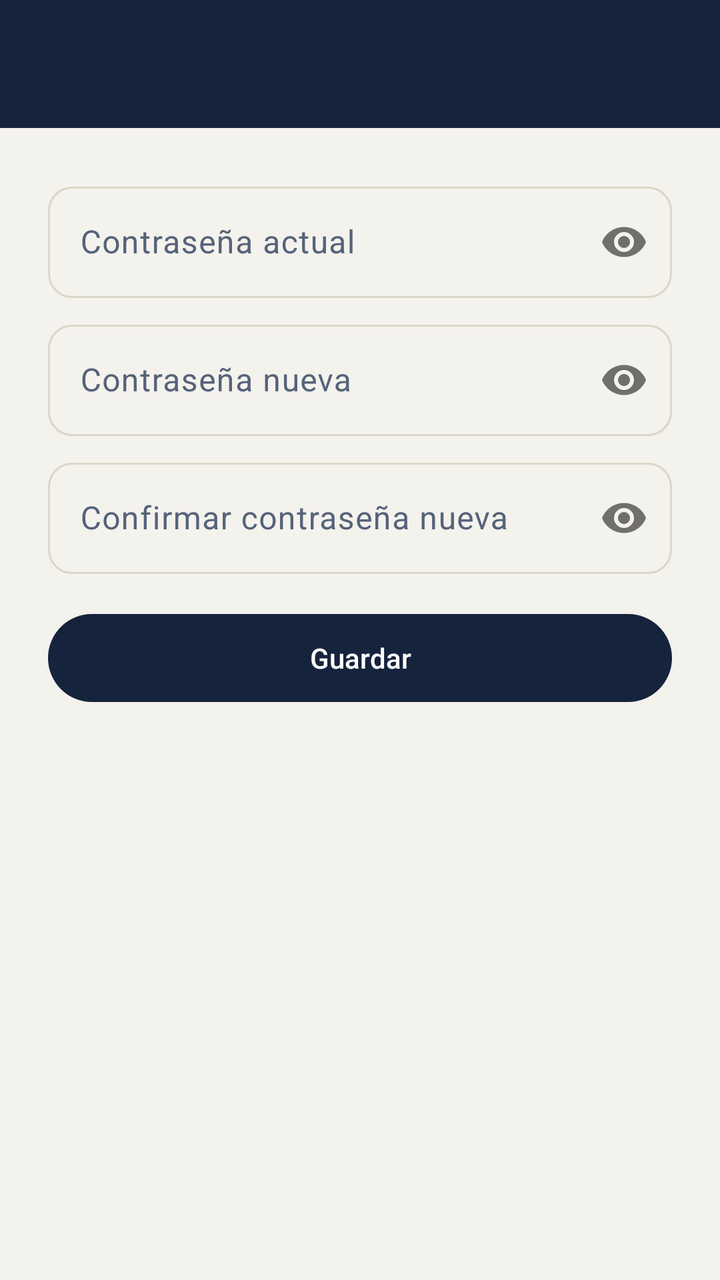
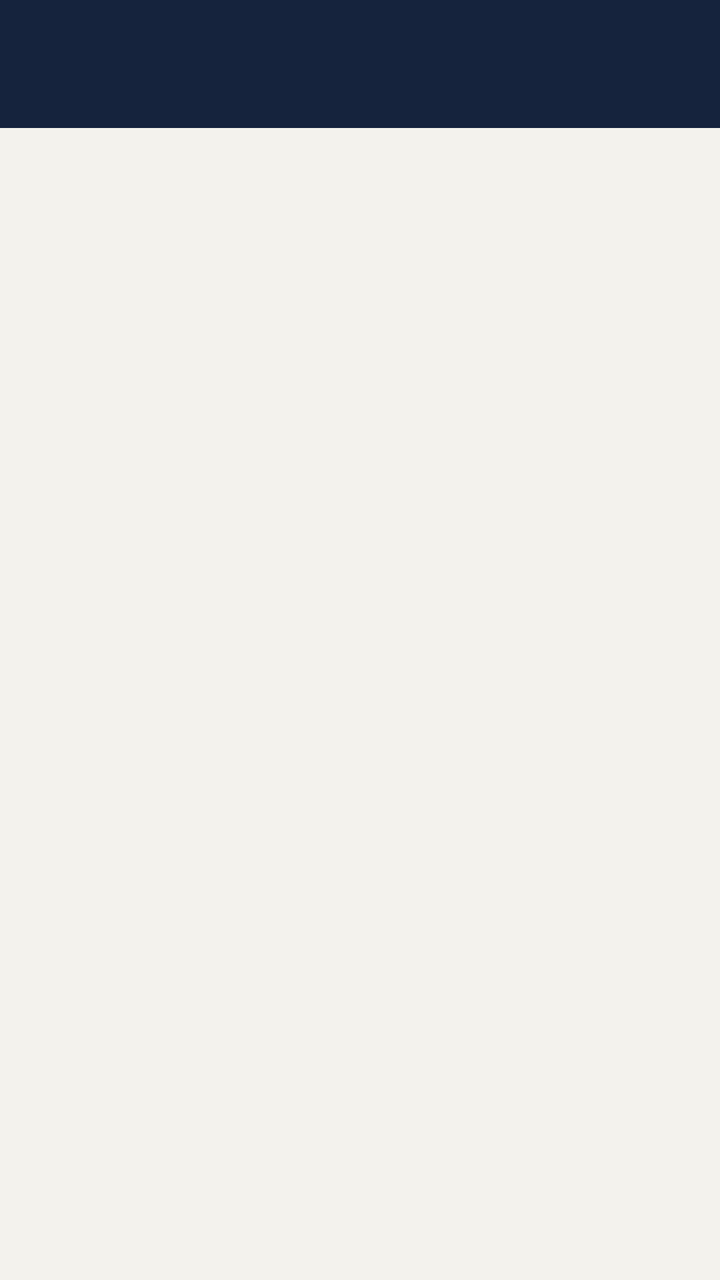

An Android layout rendered at two revisions. The XML below is the earlier revision; the diff shows what the commit changed to produce the second picture.
<!-- AndroidManifest.xml: application theme Theme.GestorPasantes -->
<!-- res/layout/activity_cambiar_contrasena.xml -->
<?xml version="1.0" encoding="utf-8"?>
<LinearLayout xmlns:android="http://schemas.android.com/apk/res/android"
    xmlns:app="http://schemas.android.com/apk/res-auto"
    android:layout_width="match_parent"
    android:layout_height="match_parent"
    android:orientation="vertical">

    <androidx.appcompat.widget.Toolbar
        android:id="@+id/barraCambiarContrasena"
        android:layout_width="match_parent"
        android:layout_height="?attr/actionBarSize"
        android:title="@string/titulo_cambiar_contrasena" />

    <ScrollView
        android:layout_width="match_parent"
        android:layout_height="0dp"
        android:layout_weight="1"
        android:fillViewport="true">

        <LinearLayout
            android:layout_width="match_parent"
            android:layout_height="wrap_content"
            android:orientation="vertical"
            android:padding="@dimen/espacio_lg">

            <TextView
                android:id="@+id/textoAvisoForzado"
                android:layout_width="match_parent"
                android:layout_height="wrap_content"
                android:layout_marginBottom="@dimen/espacio_md"
                android:text="@string/aviso_contrasena_por_defecto"
                android:textAppearance="?attr/textAppearanceBodyMedium"
                android:textColor="@color/texto_secundario"
                android:visibility="gone" />

            <com.google.android.material.textfield.TextInputLayout
                android:id="@+id/campoActual"
                style="@style/Widget.Material3.TextInputLayout.OutlinedBox"
                android:layout_width="match_parent"
                android:layout_height="wrap_content"
                app:passwordToggleEnabled="true"
                android:hint="@string/hint_contrasena_actual">

                <com.google.android.material.textfield.TextInputEditText
                    android:id="@+id/inputActual"
                    android:layout_width="match_parent"
                    android:layout_height="wrap_content"
                    android:inputType="textPassword" />
            </com.google.android.material.textfield.TextInputLayout>

            <com.google.android.material.textfield.TextInputLayout
                android:id="@+id/campoNueva"
                style="@style/Widget.Material3.TextInputLayout.OutlinedBox"
                android:layout_width="match_parent"
                android:layout_height="wrap_content"
                android:layout_marginTop="@dimen/espacio_sm"
                app:passwordToggleEnabled="true"
                android:hint="@string/hint_contrasena_nueva">

                <com.google.android.material.textfield.TextInputEditText
                    android:id="@+id/inputNueva"
                    android:layout_width="match_parent"
                    android:layout_height="wrap_content"
                    android:inputType="textPassword" />
            </com.google.android.material.textfield.TextInputLayout>

            <com.google.android.material.textfield.TextInputLayout
                android:id="@+id/campoConfirmar"
                style="@style/Widget.Material3.TextInputLayout.OutlinedBox"
                android:layout_width="match_parent"
                android:layout_height="wrap_content"
                android:layout_marginTop="@dimen/espacio_sm"
                app:passwordToggleEnabled="true"
                android:hint="@string/hint_confirmar_contrasena">

                <com.google.android.material.textfield.TextInputEditText
                    android:id="@+id/inputConfirmar"
                    android:layout_width="match_parent"
                    android:layout_height="wrap_content"
                    android:inputType="textPassword" />
            </com.google.android.material.textfield.TextInputLayout>

            <com.google.android.material.button.MaterialButton
                android:id="@+id/botonGuardarContrasena"
                android:layout_width="match_parent"
                android:layout_height="wrap_content"
                android:layout_marginTop="@dimen/espacio_md"
                android:text="@string/boton_guardar_contrasena" />

            <com.google.android.material.progressindicator.CircularProgressIndicator
                android:id="@+id/progresoCambiarContrasena"
                android:layout_width="wrap_content"
                android:layout_height="wrap_content"
                android:layout_gravity="center_horizontal"
                android:layout_marginTop="@dimen/espacio_md"
                android:indeterminate="true"
                android:visibility="gone" />

        </LinearLayout>
    </ScrollView>
</LinearLayout>
<!-- resources referenced by this layout -->
<resources>
  <color name="texto_secundario">#55637A</color>
  <dimen name="espacio_lg">24dp</dimen>
  <dimen name="espacio_md">16dp</dimen>
  <dimen name="espacio_sm">8dp</dimen>
  <string name="boton_guardar_contrasena">Guardar</string>
  <string name="hint_contrasena_actual">Contraseña actual</string>
  <string name="hint_contrasena_nueva">Contraseña nueva</string>
  <string name="titulo_cambiar_contrasena">Cambiar contraseña</string>
  <style name="Theme.GestorPasantes" parent="Theme.Material3.DayNight.NoActionBar">
          <item name="colorPrimary">@color/primario</item>
          <item name="colorOnPrimary">@color/blanco</item>
          <item name="colorPrimaryContainer">@color/primario_contenedor</item>
          <item name="colorOnPrimaryContainer">@color/on_primario_contenedor</item>
          <item name="colorSecondary">@color/acento</item>
          <item name="colorOnSecondary">@color/on_acento</item>
          <item name="colorError">@color/error</item>
          <item name="colorOnError">@color/on_error</item>
          <item name="colorSurface">@color/superficie</item>
          <item name="colorOnSurface">@color/texto_principal</item>
          <item name="colorSurfaceVariant">@color/superficie_variante</item>
          <item name="colorOnSurfaceVariant">@color/texto_secundario</item>
          <item name="colorOutline">@color/contorno</item>
          <item name="android:colorBackground">@color/fondo</item>
          <item name="android:windowBackground">@color/fondo</item>
          <item name="android:statusBarColor">@color/primario_oscuro</item>
  
          
          <item name="android:windowDisablePreview">true</item>
  
          <item name="shapeAppearanceCornerExtraSmall">@style/ShapeAppearance.GestorPasantes.Small</item>
          <item name="shapeAppearanceCornerSmall">@style/ShapeAppearance.GestorPasantes.Small</item>
          <item name="shapeAppearanceCornerMedium">@style/ShapeAppearance.GestorPasantes.Medium</item>
          <item name="shapeAppearanceCornerLarge">@style/ShapeAppearance.GestorPasantes.Medium</item>
  
          <item name="materialButtonStyle">@style/Widget.GestorPasantes.Button</item>
          <item name="toolbarStyle">@style/Widget.GestorPasantes.Toolbar</item>
      </style>
  <color name="primario">#16233D</color>
  <color name="blanco">#FFFFFF</color>
  <color name="primario_contenedor">#DCE1EA</color>
  <color name="on_primario_contenedor">#16233D</color>
  <color name="acento">#D99A1F</color>
  <color name="on_acento">#2A1B03</color>
  <color name="error">#C1272D</color>
  <color name="on_error">#FFFFFF</color>
  <color name="superficie">#FFFFFF</color>
  <color name="texto_principal">#16233D</color>
  <color name="superficie_variante">#E7ECF2</color>
  <color name="contorno">#DCD6C8</color>
  <color name="fondo">#F4F2EC</color>
  <color name="primario_oscuro">#0E1626</color>
  <!-- unchanged entries left out for length: 7 -->
</resources>

<!-- the commit's change to res/layout/activity_cambiar_contrasena.xml (unified diff, before → after) -->
@@ -23,78 +23,91 @@
             android:orientation="vertical"
             android:padding="@dimen/espacio_lg">
 
-            <TextView
-                android:id="@+id/textoAvisoForzado"
-                android:layout_width="match_parent"
-                android:layout_height="wrap_content"
-                android:layout_marginBottom="@dimen/espacio_md"
-                android:text="@string/aviso_contrasena_por_defecto"
-                android:textAppearance="?attr/textAppearanceBodyMedium"
-                android:textColor="@color/texto_secundario"
-                android:visibility="gone" />
+            <com.google.android.material.card.MaterialCardView
+                style="@style/Widget.GestorPasantes.Card">
 
-            <com.google.android.material.textfield.TextInputLayout
-                android:id="@+id/campoActual"
-                style="@style/Widget.Material3.TextInputLayout.OutlinedBox"
-                android:layout_width="match_parent"
-                android:layout_height="wrap_content"
-                app:passwordToggleEnabled="true"
-                android:hint="@string/hint_contrasena_actual">
-
-                <com.google.android.material.textfield.TextInputEditText
-                    android:id="@+id/inputActual"
+                <LinearLayout
                     android:layout_width="match_parent"
                     android:layout_height="wrap_content"
-                    android:inputType="textPassword" />
-            </com.google.android.material.textfield.TextInputLayout>
+                    android:orientation="vertical"
+                    android:padding="@dimen/espacio_lg">
 
-            <com.google.android.material.textfield.TextInputLayout
-                android:id="@+id/campoNueva"
-                style="@style/Widget.Material3.TextInputLayout.OutlinedBox"
-                android:layout_width="match_parent"
-                android:layout_height="wrap_content"
-                android:layout_marginTop="@dimen/espacio_sm"
-                app:passwordToggleEnabled="true"
-                android:hint="@string/hint_contrasena_nueva">
+                    <TextView
+                        android:id="@+id/textoAvisoForzado"
+                        android:layout_width="match_parent"
+                        android:layout_height="wrap_content"
+                        android:layout_marginBottom="@dimen/espacio_md"
+                        android:text="@string/aviso_contrasena_por_defecto"
+                        android:textAppearance="?attr/textAppearanceBodyMedium"
+                        android:textColor="@color/texto_secundario"
+                        android:visibility="gone" />
 
-                <com.google.android.material.textfield.TextInputEditText
-                    android:id="@+id/inputNueva"
-                    android:layout_width="match_parent"
-                    android:layout_height="wrap_content"
-                    android:inputType="textPassword" />
-            </com.google.android.material.textfield.TextInputLayout>
+                    <com.google.android.material.textfield.TextInputLayout
+                        android:id="@+id/campoActual"
+                        style="@style/Widget.GestorPasantes.TextInputLayout"
+                        android:layout_width="match_parent"
+                        android:layout_height="wrap_content"
+                        app:passwordToggleEnabled="true"
+                        android:hint="@string/hint_contrasena_actual">
 
-            <com.google.android.material.textfield.TextInputLayout
-                android:id="@+id/campoConfirmar"
-                style="@style/Widget.Material3.TextInputLayout.OutlinedBox"
-                android:layout_width="match_parent"
-                android:layout_height="wrap_content"
-                android:layout_marginTop="@dimen/espacio_sm"
-                app:passwordToggleEnabled="true"
-                android:hint="@string/hint_confirmar_contrasena">
+                        <com.google.android.material.textfield.TextInputEditText
+                            android:id="@+id/inputActual"
+                            android:layout_width="match_parent"
+                            android:layout_height="wrap_content"
+                            android:inputType="textPassword" />
+                    </com.google.android.material.textfield.TextInputLayout>
 
-                <com.google.android.material.textfield.TextInputEditText
-                    android:id="@+id/inputConfirmar"
-                    android:layout_width="match_parent"
-                    android:layout_height="wrap_content"
-                    android:inputType="textPassword" />
-            </com.google.android.material.textfield.TextInputLayout>
+                    <com.google.android.material.textfield.TextInputLayout
+                        android:id="@+id/campoNueva"
+                        style="@style/Widget.GestorPasantes.TextInputLayout"
+                        android:layout_width="match_parent"
+                        android:layout_height="wrap_content"
+                        android:layout_marginTop="@dimen/espacio_sm"
+                        app:passwordToggleEnabled="true"
+                        app:helperTextEnabled="true"
+                        app:helperText="@string/ayuda_contrasena_nueva"
+                        android:hint="@string/hint_contrasena_nueva">
 
-            <com.google.android.material.button.MaterialButton
-                android:id="@+id/botonGuardarContrasena"
-                android:layout_width="match_parent"
-                android:layout_height="wrap_content"
-                android:layout_marginTop="@dimen/espacio_md"
-                android:text="@string/boton_guardar_contrasena" />
+                        <com.google.android.material.textfield.TextInputEditText
+                            android:id="@+id/inputNueva"
+                            android:layout_width="match_parent"
+                            android:layout_height="wrap_content"
+                            android:inputType="textPassword" />
+                    </com.google.android.material.textfield.TextInputLayout>
 
-            <com.google.android.material.progressindicator.CircularProgressIndicator
-                android:id="@+id/progresoCambiarContrasena"
-                android:layout_width="wrap_content"
-                android:layout_height="wrap_content"
-                android:layout_gravity="center_horizontal"
-                android:layout_marginTop="@dimen/espacio_md"
-                android:indeterminate="true"
-                android:visibility="gone" />
+                    <com.google.android.material.textfield.TextInputLayout
+                        android:id="@+id/campoConfirmar"
+                        style="@style/Widget.GestorPasantes.TextInputLayout"
+                        android:layout_width="match_parent"
+                        android:layout_height="wrap_content"
+                        android:layout_marginTop="@dimen/espacio_sm"
+                        app:passwordToggleEnabled="true"
+                        android:hint="@string/hint_confirmar_contrasena">
+
+                        <com.google.android.material.textfield.TextInputEditText
+                            android:id="@+id/inputConfirmar"
+                            android:layout_width="match_parent"
+                            android:layout_height="wrap_content"
+                            android:inputType="textPassword" />
+                    </com.google.android.material.textfield.TextInputLayout>
+
+                    <com.google.android.material.button.MaterialButton
+                        android:id="@+id/botonGuardarContrasena"
+                        android:layout_width="match_parent"
+                        android:layout_height="wrap_content"
+                        android:layout_marginTop="@dimen/espacio_md"
+                        android:text="@string/boton_guardar_contrasena" />
+
+                    <com.google.android.material.progressindicator.CircularProgressIndicator
+                        android:id="@+id/progresoCambiarContrasena"
+                        android:layout_width="wrap_content"
+                        android:layout_height="wrap_content"
+                        android:layout_gravity="center_horizontal"
+                        android:layout_marginTop="@dimen/espacio_md"
+                        android:indeterminate="true"
+                        android:visibility="gone" />
+                </LinearLayout>
+            </com.google.android.material.card.MaterialCardView>
 
         </LinearLayout>
     </ScrollView>
<!-- resource entries referenced after the edit -->
@@ -4,10 +4,23 @@
   <dimen name="espacio_lg">24dp</dimen>
   <dimen name="espacio_md">16dp</dimen>
   <dimen name="espacio_sm">8dp</dimen>
-  <string name="boton_guardar_contrasena">Guardar</string>
+  <string name="ayuda_contrasena_nueva">Al menos 6 caracteres.</string>
+  <string name="boton_guardar_contrasena">Guardar contraseña</string>
   <string name="hint_contrasena_actual">Contraseña actual</string>
   <string name="hint_contrasena_nueva">Contraseña nueva</string>
   <string name="titulo_cambiar_contrasena">Cambiar contraseña</string>
+  <style name="Widget.GestorPasantes.Card" parent="Widget.Material3.CardView.Elevated">
+          <item name="cardBackgroundColor">@color/superficie</item>
+          <item name="cardCornerRadius">@dimen/radio_tarjeta</item>
+          <item name="cardElevation">2dp</item>
+          <item name="strokeWidth">0dp</item>
+      </style>
+  <style name="Widget.GestorPasantes.TextInputLayout" parent="Widget.Material3.TextInputLayout.FilledBox">
+          <item name="shapeAppearanceOverlay">@style/ShapeAppearanceOverlay.GestorPasantes.Campo</item>
+          <item name="boxBackgroundColor">@color/campo</item>
+          <item name="boxStrokeWidth">1dp</item>
+          <item name="boxStrokeWidthFocused">2dp</item>
+      </style>
   <style name="Theme.GestorPasantes" parent="Theme.Material3.DayNight.NoActionBar">
           <item name="colorPrimary">@color/primario</item>
           <item name="colorOnPrimary">@color/blanco</item>
@@ -36,6 +49,7 @@
   
           <item name="materialButtonStyle">@style/Widget.GestorPasantes.Button</item>
           <item name="toolbarStyle">@style/Widget.GestorPasantes.Toolbar</item>
+          <item name="textInputStyle">@style/Widget.GestorPasantes.TextInputLayout</item>
       </style>
   <color name="primario">#16233D</color>
   <color name="blanco">#FFFFFF</color>
@@ -46,6 +60,12 @@
   <color name="error">#C1272D</color>
   <color name="on_error">#FFFFFF</color>
   <color name="superficie">#FFFFFF</color>
+  <dimen name="radio_tarjeta">8dp</dimen>
+  <style name="ShapeAppearanceOverlay.GestorPasantes.Campo" parent="">
+          <item name="cornerFamily">rounded</item>
+          <item name="cornerSize">12dp</item>
+      </style>
+  <color name="campo">#F9F8F5</color>
   <color name="texto_principal">#16233D</color>
   <color name="superficie_variante">#E7ECF2</color>
   <color name="contorno">#DCD6C8</color>
